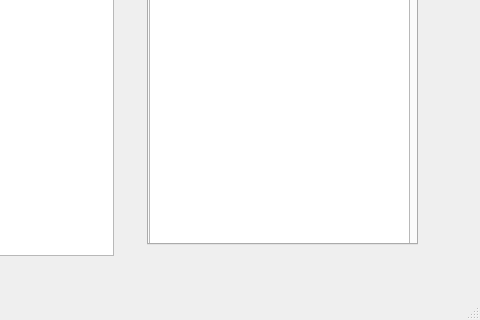
Above: mainwindow.ui from chenyuanzhen/QT_Keyword_extraction before the change; both pictures show x 343 to 823 and y 299 to 619 of the 823 by 619 pixel window. Below: the same form after it.
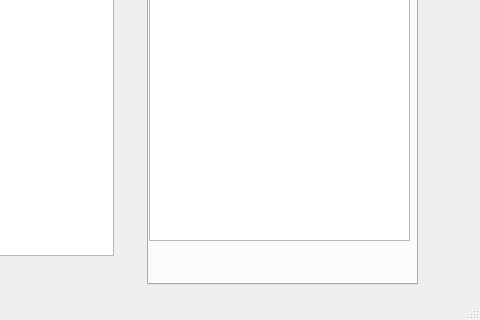
That is the form after the change.

Diff of the .ui file:
```diff
--- a/mainwindow.ui
+++ b/mainwindow.ui
@@ -36,7 +36,7 @@
       <x>490</x>
       <y>30</y>
       <width>271</width>
-      <height>491</height>
+      <height>531</height>
      </rect>
     </property>
     <property name="currentIndex">
@@ -52,7 +52,7 @@
         <x>0</x>
         <y>0</y>
         <width>261</width>
-        <height>491</height>
+        <height>461</height>
        </rect>
       </property>
      </widget>
```
